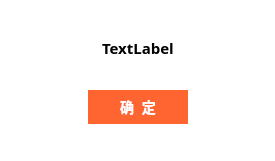
ideallx/serveree, file QtClassClient/prompt.ui: the form before one commit.
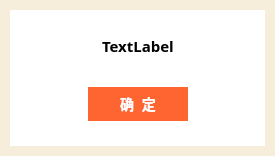
The form after the commit.

```diff
--- a/QtClassClient/prompt.ui
+++ b/QtClassClient/prompt.ui
@@ -7,7 +7,7 @@
     <x>0</x>
     <y>0</y>
     <width>275</width>
-    <height>161</height>
+    <height>156</height>
    </rect>
   </property>
   <property name="windowTitle">
@@ -15,7 +15,8 @@
   </property>
   <property name="styleSheet">
    <string notr="true">QDialog {
-	background-color:white
+	background-color:white;
+	border: 10px solid rgb(247, 237, 219);
 }
 
 QPushButton {
@@ -25,7 +26,10 @@
     padding: 6px;
 	color: white
 }
-</string>
+
+QLabel {
+	color: black;
+}</string>
   </property>
   <layout class="QVBoxLayout" name="verticalLayout">
    <item>
```
